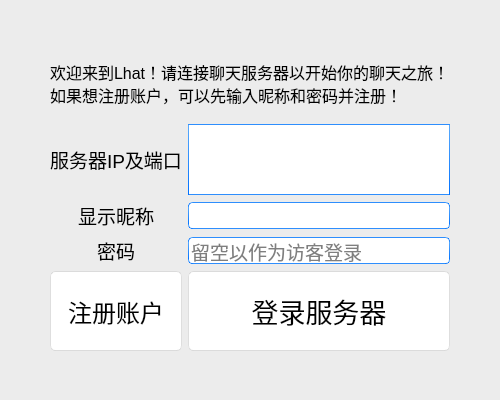
Old version of the form src/builtin_modules/ui/LoginWindow.ui in the repository StarsetNight/Lhat.
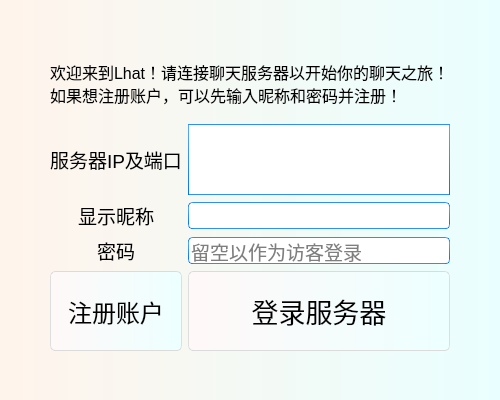
New version of the form. Icons and pictures are not drawn.

Commit message: ipv6支持的bug修复以及登录窗口美化

Diff of the .ui file:
```diff
--- a/src/builtin_modules/ui/LoginWindow.ui
+++ b/src/builtin_modules/ui/LoginWindow.ui
@@ -27,7 +27,7 @@
 Available at: https://github.com/GTRONICK/QSS/blob/master/Aqua.qss
 */
 QMainWindow {
-	background-color:#ececec;
+	background-color: qlineargradient(spread:pad, x1:0, y1:0, x2:1, y2:0, stop:0 rgba(255, 244, 235, 255), stop:1 rgba(233, 255, 255, 255));
 }
 QTextEdit {
 	border-width: 1px;
@@ -629,6 +629,14 @@
         <bold>false</bold>
        </font>
       </property>
+      <property name="styleSheet">
+       <string notr="true">QPushButton {
+	background-color: qlineargradient(spread:pad, x1:0, y1:0, x2:1, y2:0, stop:0 rgba(255, 248, 248, 255), stop:1 rgba(237, 255, 255, 255));
+}
+QPushButton:pressed {
+	background-color: qlineargradient(spread:pad, x1:0, y1:0, x2:1, y2:0, stop:0 rgba(255, 205, 205, 255), stop:1 rgba(198, 255, 254, 255));
+}</string>
+      </property>
       <property name="text">
        <string>注册账户</string>
       </property>
@@ -655,6 +663,14 @@
         <bold>false</bold>
        </font>
       </property>
+      <property name="styleSheet">
+       <string notr="true">QPushButton {
+	background-color: qlineargradient(spread:pad, x1:0, y1:0, x2:1, y2:0, stop:0 rgba(255, 248, 248, 255), stop:1 rgba(237, 255, 255, 255));
+}
+QPushButton:pressed {
+	background-color: qlineargradient(spread:pad, x1:0, y1:0, x2:1, y2:0, stop:0 rgba(255, 205, 205, 255), stop:1 rgba(198, 255, 254, 255));
+}</string>
+      </property>
       <property name="text">
        <string>登录服务器</string>
       </property>
```
The commit also changes 2 other files.
